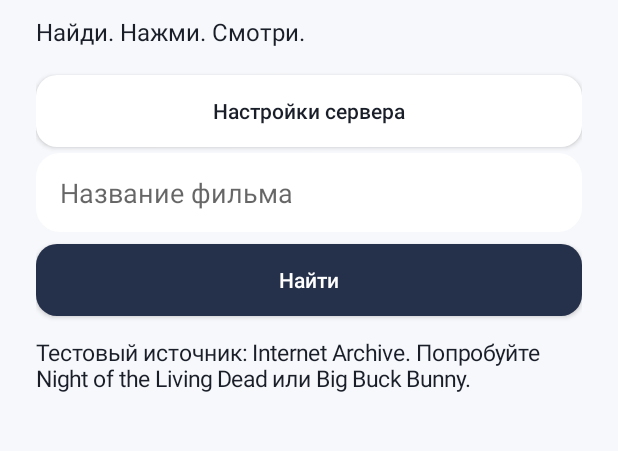
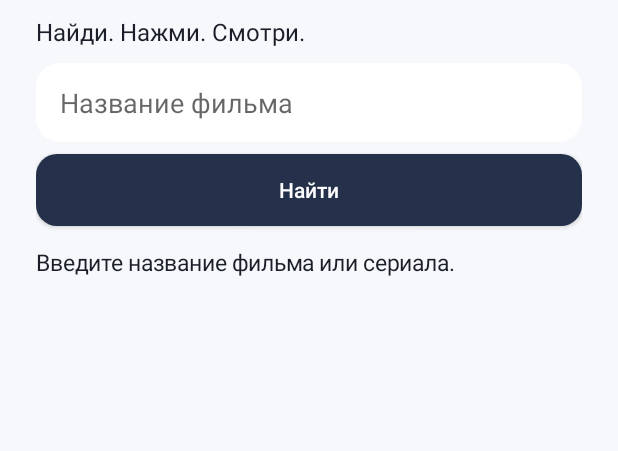
Before and after one commit to germany95reg-boop/KINEXO, an Android app: the screen it shows after launch (MainActivity), after a tap on "Найти", on a phone screen of 412 x 824 dp, the part 151-602 px from its top. Run offline under Robolectric (Android 15) with nearby library versions, the phone set to English and light mode, and no system bars.

Commit message:
Remove manual server selection from user experience

```diff
--- a/app/src/main/java/app/kinexo/MainActivity.java
+++ b/app/src/main/java/app/kinexo/MainActivity.java
@@ -4,15 +4,15 @@ public class MainActivity extends Activity {
  String endpoint=""; String lastQuery=""; LinearLayout root,results; EditText query; ExoPlayer video; Runnable failover; int generation=0;
  int dp(int n){return (int)(n*getResources().getDisplayMetrics().density);}
  TextView label(String s,int size){TextView t=new TextView(this);t.setText(s);t.setTextSize(size);t.setTextColor(Color.rgb(25,30,40));t.setPadding(0,dp(10),0,dp(10));return t;}
- public void onCreate(Bundle b){super.onCreate(b);endpoint=getPreferences(0).getString("endpoint","");home();}
+ public void onCreate(Bundle b){super.onCreate(b);endpoint=BuildConfig.SEARCH_API;home();}
  GradientDrawable round(int color,int radius){GradientDrawable d=new GradientDrawable();d.setColor(color);d.setCornerRadius(dp(radius));return d;}
  void style(Button b,boolean primary){b.setAllCaps(false);b.setTextColor(primary?Color.WHITE:Color.rgb(25,30,40));b.setBackground(round(primary?Color.rgb(37,48,75):Color.WHITE,14));b.setPadding(dp(16),dp(12),dp(16),dp(12));LinearLayout.LayoutParams p=new LinearLayout.LayoutParams(-1,-2);p.setMargins(0,dp(8),0,dp(4));b.setLayoutParams(p);}
- void home(){generation++; video=null; root=new LinearLayout(this);root.setOrientation(1);root.setPadding(dp(24),dp(32),dp(24),dp(16));root.setBackgroundColor(Color.rgb(247,248,251));setContentView(root);root.setOnApplyWindowInsetsListener((v,i)->{v.setPadding(dp(24),dp(20)+i.getSystemWindowInsetTop(),dp(24),dp(16)+i.getSystemWindowInsetBottom());return i;});TextView brand=label("KINEXO",36);brand.setTypeface(Typeface.DEFAULT,Typeface.BOLD);root.addView(brand);root.addView(label("Найди. Нажми. Смотри.",16)); Button settings=new Button(this);settings.setText("Настройки сервера");style(settings,false);root.addView(settings);settings.setOnClickListener(v->settings());query=new EditText(this);query.setSingleLine(true);query.setText(lastQuery);query.setHint("Название фильма");query.setImeOptions(3);query.setBackground(round(Color.WHITE,16));query.setPadding(dp(16),dp(14),dp(16),dp(14));root.addView(query);Button b=new Button(this);b.setText("Найти");style(b,true);root.addView(b);b.setOnClickListener(v->search());query.setOnEditorActionListener((v,a,e)->{search();return true;});ScrollView sc=new ScrollView(this);results=new LinearLayout(this);results.setOrientation(1);sc.addView(results);root.addView(sc,new LinearLayout.LayoutParams(-1,0,1));results.addView(label("Тестовый источник: Internet Archive. Попробуйте Night of the Living Dead или Big Buck Bunny.",15));}
+ void home(){generation++; video=null; root=new LinearLayout(this);root.setOrientation(1);root.setPadding(dp(24),dp(32),dp(24),dp(16));root.setBackgroundColor(Color.rgb(247,248,251));setContentView(root);root.setOnApplyWindowInsetsListener((v,i)->{v.setPadding(dp(24),dp(20)+i.getSystemWindowInsetTop(),dp(24),dp(16)+i.getSystemWindowInsetBottom());return i;});TextView brand=label("KINEXO",36);brand.setTypeface(Typeface.DEFAULT,Typeface.BOLD);root.addView(brand);root.addView(label("Найди. Нажми. Смотри.",16));query=new EditText(this);query.setSingleLine(true);query.setText(lastQuery);query.setHint("Название фильма");query.setImeOptions(3);query.setBackground(round(Color.WHITE,16));query.setPadding(dp(16),dp(14),dp(16),dp(14));root.addView(query);Button b=new Button(this);b.setText("Найти");style(b,true);root.addView(b);b.setOnClickListener(v->search());query.setOnEditorActionListener((v,a,e)->{search();return true;});ScrollView sc=new ScrollView(this);results=new LinearLayout(this);results.setOrientation(1);sc.addView(results);root.addView(sc,new LinearLayout.LayoutParams(-1,0,1));results.addView(label("Введите название фильма или сериала.",15));}
  JSONObject get(String url)throws Exception{HttpURLConnection c=(HttpURLConnection)new URL(url).openConnection();c.setConnectTimeout(10000);c.setReadTimeout(25000);try(InputStream in=c.getInputStream();ByteArrayOutputStream out=new ByteArrayOutputStream()){byte[] buf=new byte[8192];int n;while((n=in.read(buf))!=-1){out.write(buf,0,n);if(out.size()>8000000)throw new IOException("Response too large");}return new JSONObject(out.toString("UTF-8"));}finally{c.disconnect();}}
  String enc(String s)throws Exception{return URLEncoder.encode(s,"UTF-8");}
- void search(){String q=query.getText().toString().trim();if(q.isEmpty())return;lastQuery=q;((InputMethodManager)getSystemService(INPUT_METHOD_SERVICE)).hideSoftInputFromWindow(query.getWindowToken(),0);if(!endpoint.isEmpty()){serverSearch(q);return;}int token=++generation;results.removeAllViews();results.addView(label("Поиск…",16));new Thread(()->{try{String safe=q.replaceAll("[^\\p{L}\\p{N} ]"," ");JSONObject j=get("https://archive.org/advancedsearch.php?q="+enc("title:("+safe+") AND mediatype:movies AND (licenseurl:*creativecommons.org* OR collection:opensource_movies)")+"&fl[]=identifier&fl[]=title&rows=25&output=json");JSONArray a=j.getJSONObject("response").getJSONArray("docs");runOnUiThread(()->{if(token!=generation)return;results.removeAllViews();if(a.length()==0)results.addView(label("Ничего не найдено",18));for(int i=0;i<a.length();i++){JSONObject m=a.optJSONObject(i);if(m==null)continue;String id=m.optString("identifier"),title=m.optString("title",id);Button row=new Button(this);row.setAllCaps(false);row.setText("▶  "+title);style(row,false);results.addView(row);row.setOnClickListener(v->resolve(id,title));}});}catch(Exception e){runOnUiThread(()->{if(token==generation){results.removeAllViews();results.addView(label("Ошибка сети. Повторите поиск.",16));}});}}).start();}
- void settings(){EditText field=new EditText(this);field.setSingleLine(true);field.setHint("https://server.example");field.setText(endpoint);new AlertDialog.Builder(this).setTitle("Адрес поискового сервера").setView(field).setNegativeButton("Отмена",null).setPositiveButton("Сохранить",(d,w)->{String value=field.getText().toString().trim().replaceAll("/+$","");Uri u=Uri.parse(value);if(!value.isEmpty()&&(!"https".equals(u.getScheme())||u.getHost()==null)){Toast.makeText(this,"Требуется HTTPS",Toast.LENGTH_SHORT).show();return;}endpoint=value;getPreferences(0).edit().putString("endpoint",value).apply();}).show();}
- void serverSearch(String q){int token=++generation;String base=endpoint;results.removeAllViews();results.addView(label("Поиск по источникам…",16));new Thread(()->{try{JSONObject data=get(base+"/search?q="+enc(q));JSONArray items=data.getJSONArray("results");runOnUiThread(()->{if(token!=generation)return;results.removeAllViews();if(items.length()==0)results.addView(label("Ничего не найдено",18));JSONArray failed=data.optJSONArray("unavailable_providers");if(failed!=null&&failed.length()>0)results.addView(label("Часть источников недоступна",14));for(int i=0;i<items.length();i++){JSONObject item=items.optJSONObject(i);if(item==null)continue;Button row=new Button(this);row.setAllCaps(false);row.setText("▶  "+item.optString("title"));style(row,false);results.addView(row);row.setOnClickListener(v->{java.util.ArrayList<String> urls=new java.util.ArrayList<>();addUrl(urls,item.optString("url"));JSONArray alt=item.optJSONArray("alternatives");if(alt!=null)for(int k=0;k<alt.length();k++){JSONObject a=alt.optJSONObject(k);if(a!=null)addUrl(urls,a.optString("url"));}if(!urls.isEmpty())playAlternatives(item.optString("title"),urls,0);});}});}catch(Exception e){runOnUiThread(()->{if(token==generation){results.removeAllViews();results.addView(label("Сервер недоступен. Проверьте настройки.",16));}});}}).start();}
+ void search(){String q=query.getText().toString().trim();if(q.isEmpty())return;lastQuery=q;((InputMethodManager)getSystemService(INPUT_METHOD_SERVICE)).hideSoftInputFromWindow(query.getWindowToken(),0);if(!endpoint.isEmpty()){serverSearch(q);return;}int token=++generation;results.removeAllViews();results.addView(label("Поиск…",16));new Thread(()->{try{String safe=q.replaceAll("[^\\p{L}\\p{N} ]"," ");JSONObject j=get("https://archive.org/advancedsearch.php?q="+enc("title:("+safe+") AND mediatype:movies AND licenseurl:*creativecommons.org*")+"&fl[]=identifier&fl[]=title&rows=25&output=json");JSONArray a=j.getJSONObject("response").getJSONArray("docs");runOnUiThread(()->{if(token!=generation)return;results.removeAllViews();if(a.length()==0)results.addView(label("Ничего не найдено",18));for(int i=0;i<a.length();i++){JSONObject m=a.optJSONObject(i);if(m==null)continue;String id=m.optString("identifier"),title=m.optString("title",id);Button row=new Button(this);row.setAllCaps(false);row.setText("▶  "+title);style(row,false);results.addView(row);row.setOnClickListener(v->resolve(id,title));}});}catch(Exception e){runOnUiThread(()->{if(token==generation){results.removeAllViews();results.addView(label("Ошибка сети. Повторите поиск.",16));}});}}).start();}
+
+ void serverSearch(String q){int token=++generation;String base=endpoint;results.removeAllViews();results.addView(label("Поиск по источникам…",16));new Thread(()->{try{JSONObject data=get(base+"/search?q="+enc(q));JSONArray items=data.getJSONArray("results");runOnUiThread(()->{if(token!=generation)return;results.removeAllViews();if(items.length()==0)results.addView(label("Ничего не найдено",18));JSONArray failed=data.optJSONArray("unavailable_providers");if(failed!=null&&failed.length()>0)results.addView(label("Часть источников недоступна",14));for(int i=0;i<items.length();i++){JSONObject item=items.optJSONObject(i);if(item==null)continue;Button row=new Button(this);row.setAllCaps(false);row.setText("▶  "+item.optString("title"));style(row,false);results.addView(row);row.setOnClickListener(v->{java.util.ArrayList<String> urls=new java.util.ArrayList<>();addUrl(urls,item.optString("url"));JSONArray alt=item.optJSONArray("alternatives");if(alt!=null)for(int k=0;k<alt.length();k++){JSONObject a=alt.optJSONObject(k);if(a!=null)addUrl(urls,a.optString("url"));}if(!urls.isEmpty())playAlternatives(item.optString("title"),urls,0);});}});}catch(Exception e){runOnUiThread(()->{if(token==generation){results.removeAllViews();results.addView(label("Поиск временно недоступен. Попробуйте ещё раз.",16));}});}}).start();}
  void addUrl(java.util.ArrayList<String> urls,String u){if("https".equals(Uri.parse(u).getScheme())&&!urls.contains(u))urls.add(u);}
  void playAlternatives(String title,java.util.ArrayList<String> urls,int index){play(title,urls.get(index));failover=()->{if(index+1<urls.size()){video.release();playAlternatives(title,urls,index+1);}else Toast.makeText(this,"Все источники недоступны",Toast.LENGTH_LONG).show();};}
  void resolve(String id,String title){int token=++generation;results.removeAllViews();results.addView(label("Подготовка видео…",16));new Thread(()->{try{JSONObject j=get("https://archive.org/metadata/"+enc(id));JSONArray a=j.getJSONArray("files");String path=null;for(int i=0;i<a.length();i++){String n=a.getJSONObject(i).optString("name");if(n.toLowerCase(java.util.Locale.ROOT).endsWith(".mp4")){path=n;break;}}if(path==null)throw new IOException();String url="https://archive.org/download/"+Uri.encode(id)+"/"+Uri.encode(path,"/");runOnUiThread(()->{if(token==generation)play(title,url);});}catch(Exception e){runOnUiThread(()->{if(token==generation){results.removeAllViews();results.addView(label("Видео недоступно. Повторите поиск.",16));}});}}).start();}
```
